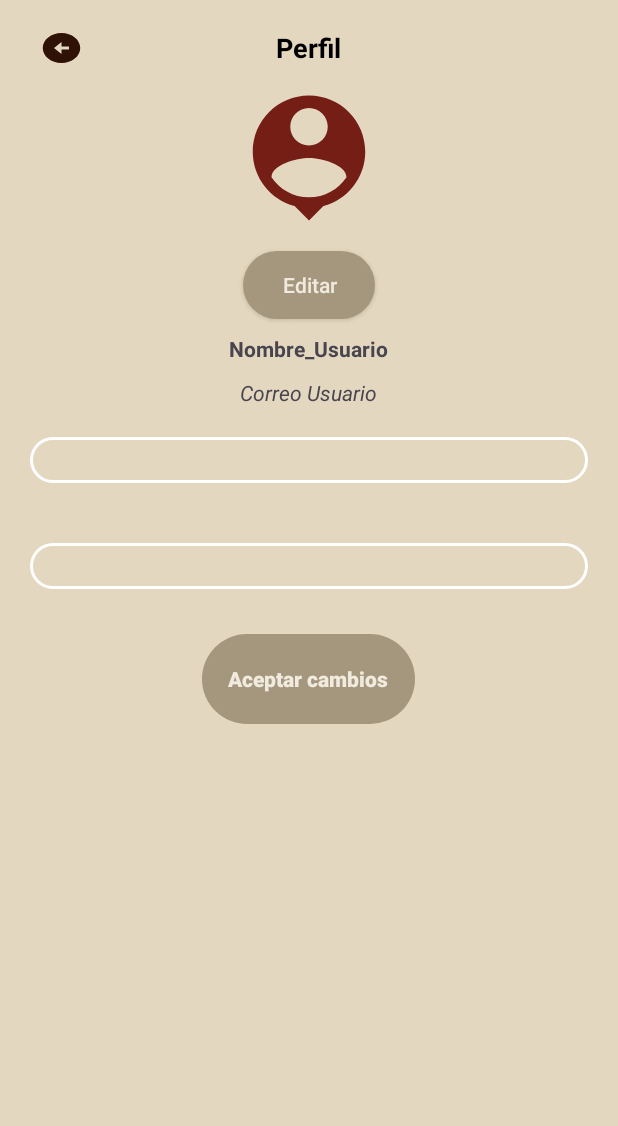
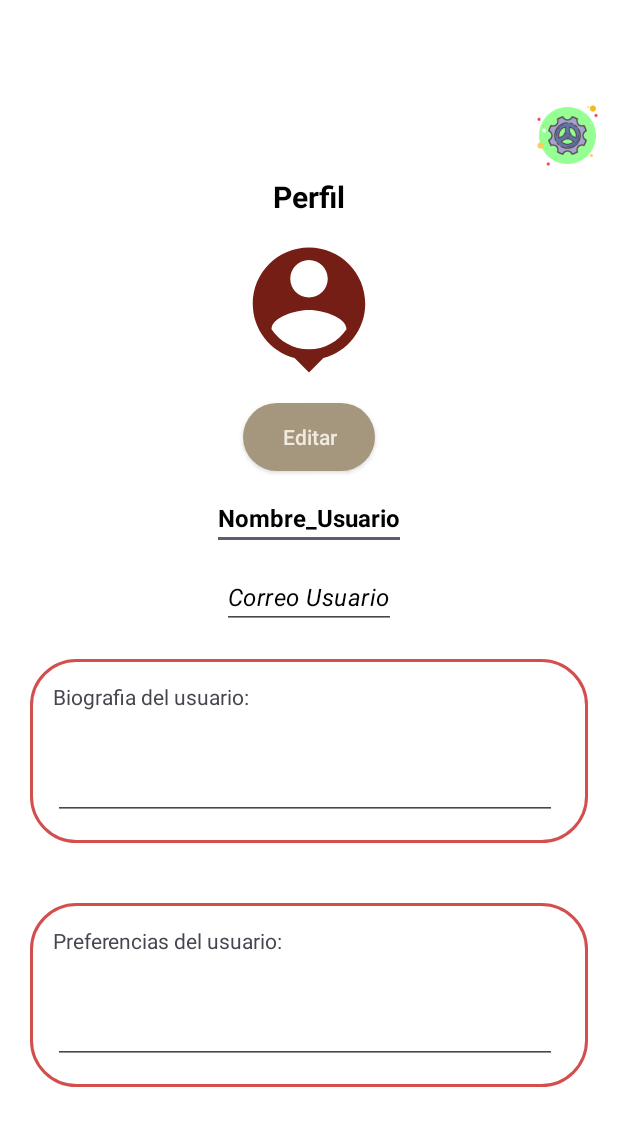
Before and after one commit to GVIM0/Adgamus_Mobil, an Android app: the fragment PerfilFragment shown on its own in the app's theme, on a phone screen of 412 x 824 dp. Shown: the top 1126 px of the screen. Run offline under Robolectric (Android 15) with nearby library versions, the phone set to English and light mode, and no system bars.

Commit message:
Perfil y Login

```diff
--- a/app/src/main/java/com/example/adgamus_mobil/Menu_Principal.kt
+++ b/app/src/main/java/com/example/adgamus_mobil/Menu_Principal.kt
@@ -59,7 +59,7 @@ class Menu_Principal : AppCompatActivity(), NavigationView.OnNavigationItemSelec
             R.id.nav_Mensajes -> openFragment(MensajesFragment())
             R.id.nav_Bot -> Toast.makeText(this, "Chat bot", Toast.LENGTH_LONG).show()
             R.id.nav_Ajustes -> openFragment(AjustesFragment())
-            R.id.nav_Perfil -> Toast.makeText(this, "Editar usuario", Toast.LENGTH_LONG).show()
+            R.id.nav_Perfil -> openFragment(PerfilFragment())
             R.id.nav_logout -> {
                 // Cambio de actividad
                 val intento = Intent(this, LoginMain::class.java)
@@ -86,4 +86,5 @@ class Menu_Principal : AppCompatActivity(), NavigationView.OnNavigationItemSelec
         fragmentTransaction.commit()
     }
 
+
 }
--- a/app/src/main/res/drawable/layout_style_2.xml
+++ b/app/src/main/res/drawable/layout_style_2.xml
@@ -9,6 +9,6 @@
 
     <stroke
         android:width="2dp"
-        android:color="#FFFFFF"/> <!-- Puedes ajustar el ancho y color del contorno según tus preferencias -->
+        android:color="#D54E4E"/> <!-- Puedes ajustar el ancho y color del contorno según tus preferencias -->
 
 </shape>
--- a/app/src/main/res/layout/fragment_home.xml
+++ b/app/src/main/res/layout/fragment_home.xml
@@ -1,10 +1,12 @@
 <?xml version="1.0" encoding="utf-8"?>
 <FrameLayout xmlns:android="http://schemas.android.com/apk/res/android"
+    xmlns:app="http://schemas.android.com/apk/res-auto"
     xmlns:tools="http://schemas.android.com/tools"
     android:layout_width="match_parent"
     android:layout_height="match_parent"
     android:background="@color/white"
     tools:context=".HomeFragment">
+
 
     <!-- TODO: Update blank fragment layout -->
     <TextView
@@ -13,6 +15,6 @@
         android:text="Home"
         android:gravity="center"
         android:textColor="@color/green"
-        android:textSize="36dp"/>
+        android:textSize="36dp"/> />
 
 </FrameLayout>
--- a/app/src/main/res/layout/fragment_perfil.xml
+++ b/app/src/main/res/layout/fragment_perfil.xml
@@ -3,33 +3,8 @@
     xmlns:tools="http://schemas.android.com/tools"
     android:layout_width="match_parent"
     android:layout_height="match_parent"
-    android:background="@color/light_brown"
+    android:background="@color/white"
     tools:context=".AjustesFragment">
-
-    <RelativeLayout
-        android:layout_width="match_parent"
-        android:layout_height="wrap_content">
-
-        <ImageButton
-            android:id="@+id/Botton_Regresar"
-            android:layout_width="82dp"
-            android:layout_height="64dp"
-            android:padding="15dp"
-            android:src="@drawable/baseline_arrow_circle_left_24"
-            android:background="?android:attr/selectableItemBackground"
-            android:onClick="onBackButtonClick" />
-
-        <TextView
-            android:layout_width="wrap_content"
-            android:layout_height="wrap_content"
-            android:text="Perfil"
-            android:layout_centerInParent="true"
-            android:textColor="#FF000000"
-            android:textStyle="bold"
-            android:textSize="18sp" />
-
-    </RelativeLayout>
-
 
     <ScrollView
         android:layout_width="match_parent"
@@ -39,61 +14,97 @@
             android:layout_width="match_parent"
             android:layout_height="wrap_content"
             android:layout_marginTop="55dp"
-            android:orientation="vertical"
-            android:gravity="center">
+            android:gravity="center"
+            android:orientation="vertical">
+
+            <ImageView
+                android:id="@+id/iconoIzquierda"
+                android:layout_width="51dp"
+                android:layout_height="54dp"
+                android:layout_gravity="right"
+                android:layout_marginTop="8dp"
+                android:layout_marginRight="8dp"
+                android:src="@drawable/engranaje" />
+
+
+            <TextView
+                android:layout_width="wrap_content"
+                android:layout_height="wrap_content"
+                android:layout_marginBottom="12dp"
+                android:text="Perfil"
+                android:textColor="#FF000000"
+                android:textSize="20sp"
+                android:textStyle="bold" />
+
 
             <ImageView
                 android:layout_width="120dp"
                 android:layout_height="100dp"
-                android:src="@drawable/baseline_person_pin_24">
-            </ImageView>
+                android:src="@drawable/baseline_person_pin_24"></ImageView>
 
             <androidx.appcompat.widget.AppCompatButton
                 android:layout_width="wrap_content"
                 android:layout_height="45dp"
                 android:layout_marginTop="12dp"
+                android:background="@drawable/btns_ajustes"
                 android:paddingStart="25dp"
                 android:paddingEnd="25dp"
-                android:background="@drawable/btns_ajustes"
+                android:text="Editar"
                 android:textAllCaps="false"
-                android:text="Editar"
                 android:textColor="#F1EBDF" />
 
-            <TextView
+            <EditText
                 android:id="@+id/Nombre_Usus"
+                style="@style/Estilo_Primario"
                 android:layout_width="wrap_content"
                 android:layout_height="wrap_content"
                 android:layout_marginTop="10dp"
                 android:layout_marginBottom="10dp"
-                android:text="Nombre_Usuario"
-                android:textStyle="bold"
-                />
+                android:inputType="none"
+                android:text="Nombre_Usuario" />
 
-            <TextView
+            <EditText
                 android:id="@+id/Correo_Usu"
+                style="@style/Estilo_Correo"
                 android:layout_width="wrap_content"
                 android:layout_height="wrap_content"
-                android:text="Correo Usuario"
-                android:textStyle="italic"
-                />
+                android:inputType="none"
+                android:text="Correo Usuario" />
 
             <LinearLayout
                 android:layout_width="match_parent"
                 android:layout_height="wrap_content"
                 android:layout_marginStart="20dp"
+                android:layout_marginTop="20dp"
                 android:layout_marginEnd="20dp"
-                android:layout_marginTop="20dp"
+                android:background="@drawable/layout_style_2"
                 android:orientation="vertical"
-                android:background="@drawable/layout_style_2"
                 android:padding="15dp">
 
-            <androidx.constraintlayout.widget.ConstraintLayout
-                android:layout_width="wrap_content"
-                android:layout_height="wrap_content">
+                <androidx.constraintlayout.widget.ConstraintLayout
+                    android:layout_width="342dp"
+                    android:layout_height="wrap_content">
 
 
+                    <TextView
+                        android:layout_width="wrap_content"
+                        android:layout_height="wrap_content"
+                        android:text="Biografia del usuario:"
+                        tools:ignore="MissingConstraints" />
 
-            </androidx.constraintlayout.widget.ConstraintLayout>
+                    <EditText
+                        android:id="@+id/Biografía_Usu"
+                        android:layout_width="336dp"
+                        android:layout_height="92dp"
+                        android:inputType="none"
+                        tools:ignore="MissingConstraints"
+                        tools:layout_editor_absoluteX="0dp"
+                        tools:layout_editor_absoluteY="30dp"
+
+                        />
+
+
+                </androidx.constraintlayout.widget.ConstraintLayout>
 
 
             </LinearLayout>
@@ -102,13 +113,35 @@
                 android:layout_width="match_parent"
                 android:layout_height="wrap_content"
                 android:layout_marginStart="20dp"
+                android:layout_marginTop="40dp"
                 android:layout_marginEnd="20dp"
-                android:layout_marginTop="40dp"
+                android:background="@drawable/layout_style_2"
                 android:orientation="vertical"
-                android:background="@drawable/layout_style_2"
                 android:padding="15dp">
 
 
+                <androidx.constraintlayout.widget.ConstraintLayout
+                    android:layout_width="342dp"
+                    android:layout_height="wrap_content">
+
+
+                    <TextView
+                        android:layout_width="wrap_content"
+                        android:layout_height="wrap_content"
+                        android:text="Preferencias del usuario:"
+                        tools:ignore="MissingConstraints" />
+
+                    <EditText
+                        android:id="@+id/Preferencias_Usu"
+                        android:layout_width="336dp"
+                        android:layout_height="92dp"
+                        android:inputType="none"
+                        tools:ignore="MissingConstraints"
+                        tools:layout_editor_absoluteX="0dp"
+                        tools:layout_editor_absoluteY="30dp" />
+
+
+                </androidx.constraintlayout.widget.ConstraintLayout>
 
             </LinearLayout>
 
@@ -121,12 +154,12 @@
                 android:layout_marginTop="30dp"
 
                 android:background="@drawable/btns_ajustes"
-                android:enabled="false"
                 android:text="Aceptar cambios"
+                android:textAllCaps="false"
 
-                android:textAllCaps="false"
                 android:textColor="#F1EBDF"
-                android:textStyle="bold" />
+                android:textStyle="bold"
+                android:visibility="invisible" />
 
 
         </LinearLayout>
--- /dev/null
+++ b/app/src/main/res/values/Estilos_Texto.xml
@@ -0,0 +1,35 @@
+<?xml version="1.0" encoding="utf-8"?>
+<resources>
+
+    <style name="Estilo_Titulo">
+
+        <item name="android:textSize">28sp</item>
+        <item name="android:textColor">#000000</item>
+        <item name="android:fontFamily">montserrat</item>
+        <item name="android:textStyle">bold</item>
+
+
+    </style>
+
+    <style name="Estilo_Primario">
+
+        <item name="android:textSize">16sp</item>
+        <item name="android:textColor">#000000</item>
+        <item name="android:fontFamily">montserrat</item>
+        <item name="android:textStyle">bold</item>
+
+    </style>
+
+    <style name="Estilo_Correo">
+
+        <item name="android:textSize">16sp</item>
+        <item name="android:textColor">#000000</item>
+        <item name="android:fontFamily">montserrat</item>
+        <item name="android:textStyle">italic</item>
+        <item name="android:letterSpacing">0.02</item>
+
+    </style>
+
+
+
+</resources>
--- a/app/src/main/res/values/colors.xml
+++ b/app/src/main/res/values/colors.xml
@@ -1,5 +1,6 @@
 <?xml version="1.0" encoding="utf-8"?>
 <resources>
+
     <color name="black">#FF000000</color>
     <color name="white">#FFFFFFFF</color>
     <color name="green">#4FA853</color>
@@ -9,4 +10,5 @@
     <color name="brown">#B68E56</color>
     <color name="red">#CC0000</color>
     <color name="turquey">#64B5F6</color>
+
 </resources>
```
Also changed, not shown: app/src/main/java/com/example/adgamus_mobil/AjustesFragment.kt (+4 -11 lines), app/src/main/java/com/example/adgamus_mobil/LoginMain.kt (+16 -3 lines), app/src/main/res/layout/fragment_ajustes.xml (+3 -24 lines), app/src/main/res/values/dimensiones.xml (added, +7 -0 lines), app/src/main/res/drawable/editar_img.png (added), app/src/main/res/drawable/engranaje.png (added), app/src/main/res/drawable/perfil_icon.png (added), 1 other file.
